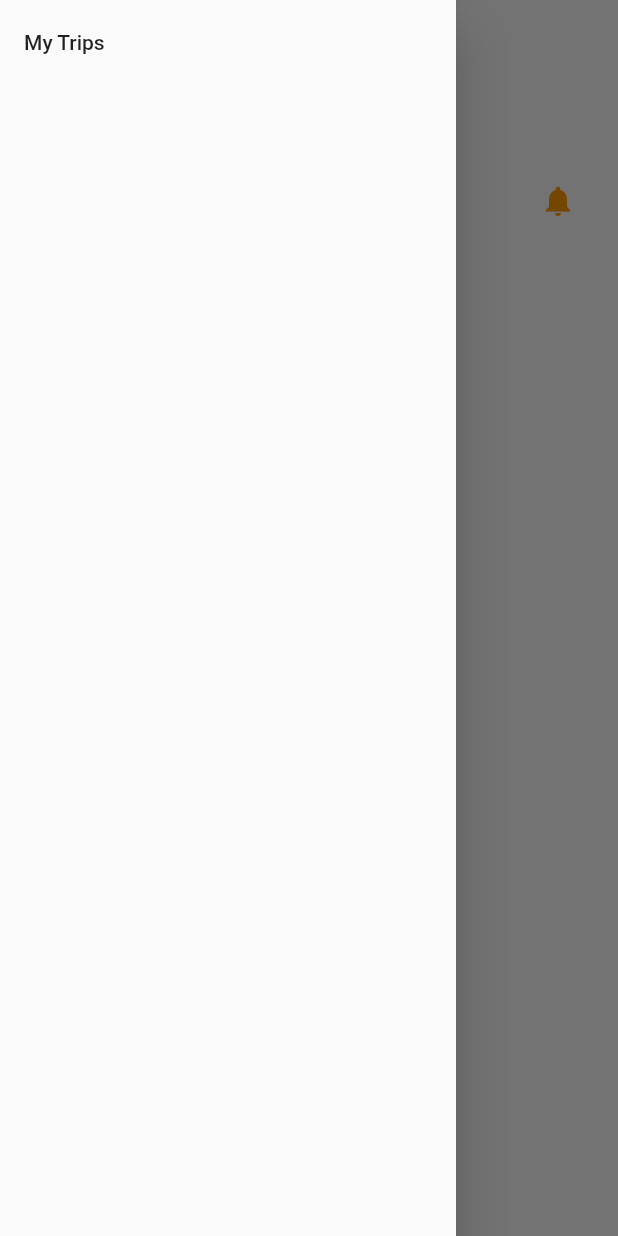
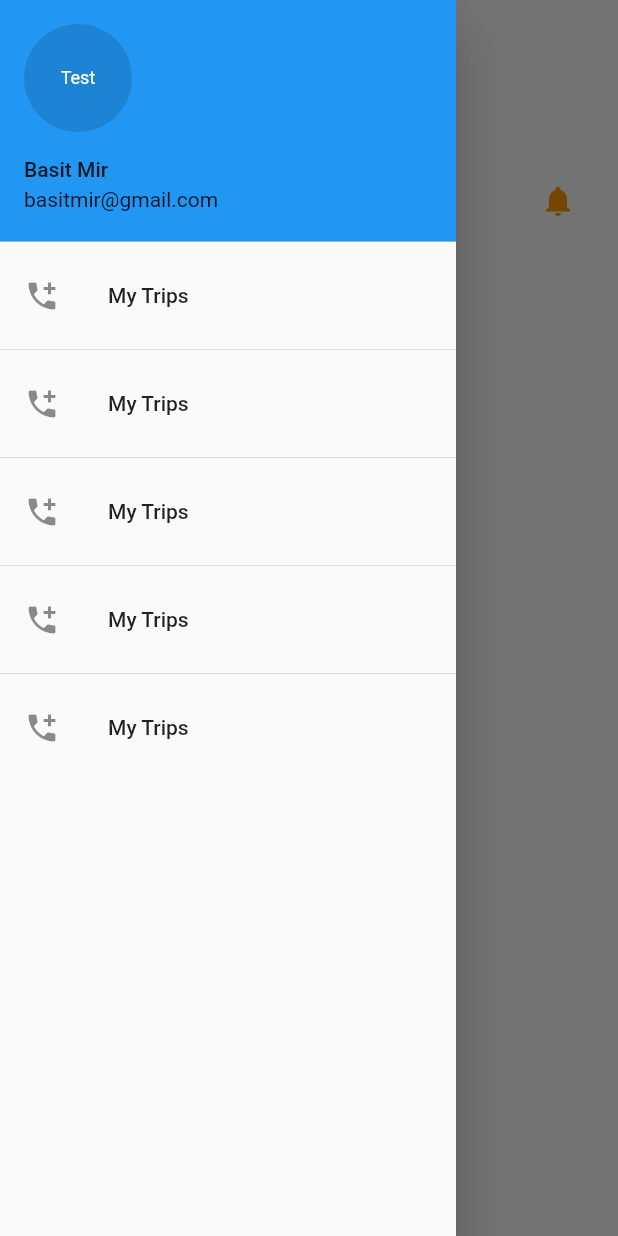
Before and after one commit to basitmir/cab_booking, a Flutter app: the Home screen opened directly, with the side drawer open, on a phone screen of 412 x 824 dp. Run offline on Flutter 3.47's test engine with Material 2 defaults, Android fonts, the phone set to English and light mode, and no system bars.

```diff
--- a/lib/src/screens/home.dart
+++ b/lib/src/screens/home.dart
@@ -5,16 +5,7 @@ import '../manager/driver_manager.dart';
 class Home extends StatelessWidget {
   Widget build(BuildContext context) {
     return Scaffold(
-      drawer: Drawer(
-        child: Column(
-          children: <Widget>[
-            ListTile(
-              title: Text('My Trips'),
-              onTap: () {},
-            )
-          ],
-        ),
-      ),
+      drawer: drawer(),
       floatingActionButton: Container(
         child: FloatingButtons(),
       ),
@@ -34,6 +25,58 @@ class Home extends StatelessWidget {
   }
 }
 
+Widget drawer(){
+  return Drawer(
+        child: ListView(
+          children: <Widget>[
+            UserAccountsDrawerHeader(
+              accountName: Text('Basit Mir'),
+              accountEmail: Text('basitmir@gmail.com'),
+              currentAccountPicture: CircleAvatar(
+                radius: 30.0,
+                // backgroundImage: NetworkImage('https://via.placeholder.com/150'),
+                backgroundColor: Colors.black12,
+                child: Text(
+                  'Test',
+                  style: TextStyle(color: Colors.white, fontSize: 12.0),
+                ),
+              ),
+            ),
+            ListTile(
+              title: Text('My Trips'),
+              leading: Icon(Icons.add_call),
+              onTap: () {},
+            ),
+            Divider(),
+            ListTile(
+              title: Text('My Trips'),
+              leading: Icon(Icons.add_call),
+              onTap: () {},
+            ),
+            Divider(),
+            ListTile(
+              title: Text('My Trips'),
+              leading: Icon(Icons.add_call),
+              onTap: () {},
+            ),
+            Divider(),
+            ListTile(
+              title: Text('My Trips'),
+              leading: Icon(Icons.add_call),
+              onTap: () {},
+            ),
+            Divider(),
+            ListTile(
+              title: Text('My Trips'),
+              leading: Icon(Icons.add_call),
+              onTap: () {},
+            ),
+          ],
+        ),
+      );
+
+}
+
 class FloatingButtons extends StatelessWidget {
   @override
   Widget build(BuildContext context) {
@@ -46,9 +89,9 @@ class FloatingButtons extends StatelessWidget {
             onPressed: () {
               Scaffold.of(context).openDrawer();
             },
-            tooltip: 'Increment',
             child: Icon(Icons.menu, color: Colors.orange[500]),
             backgroundColor: Colors.transparent,
+            heroTag: 0,
             foregroundColor: Colors.transparent,
             mini: true,
             elevation: 0.00,
@@ -58,12 +101,12 @@ class FloatingButtons extends StatelessWidget {
           padding: const EdgeInsets.fromLTRB(0.0, 110.0, 32.0, 0.0),
           child: FloatingActionButton(
             onPressed: () {
-              Scaffold.of(context).openDrawer();
+              // Scaffold.of(context).openDrawer();
             },
-            tooltip: 'Increment',
             child: Icon(Icons.notifications, color: Colors.orange[500]),
             backgroundColor: Colors.transparent,
             foregroundColor: Colors.transparent,
+            heroTag: 1,
             mini: true,
             elevation: 0.00,
           ),
```
